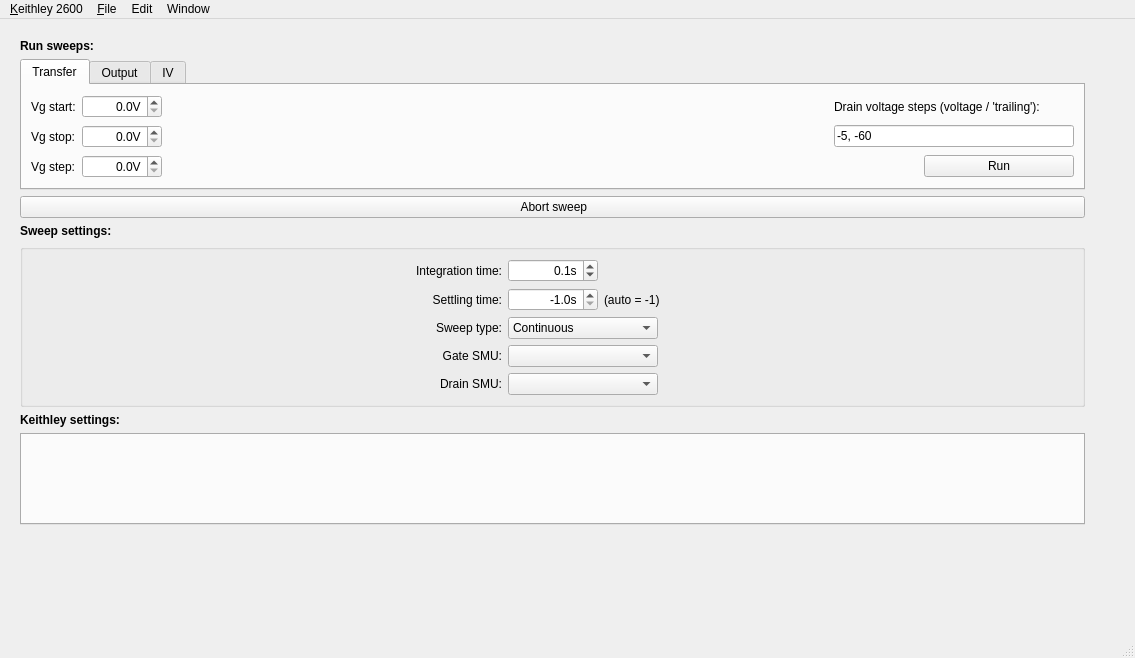
The window that keithleygui/main.ui (OE-FET/keithleygui) describes before a commit, drawn with Qt 5.
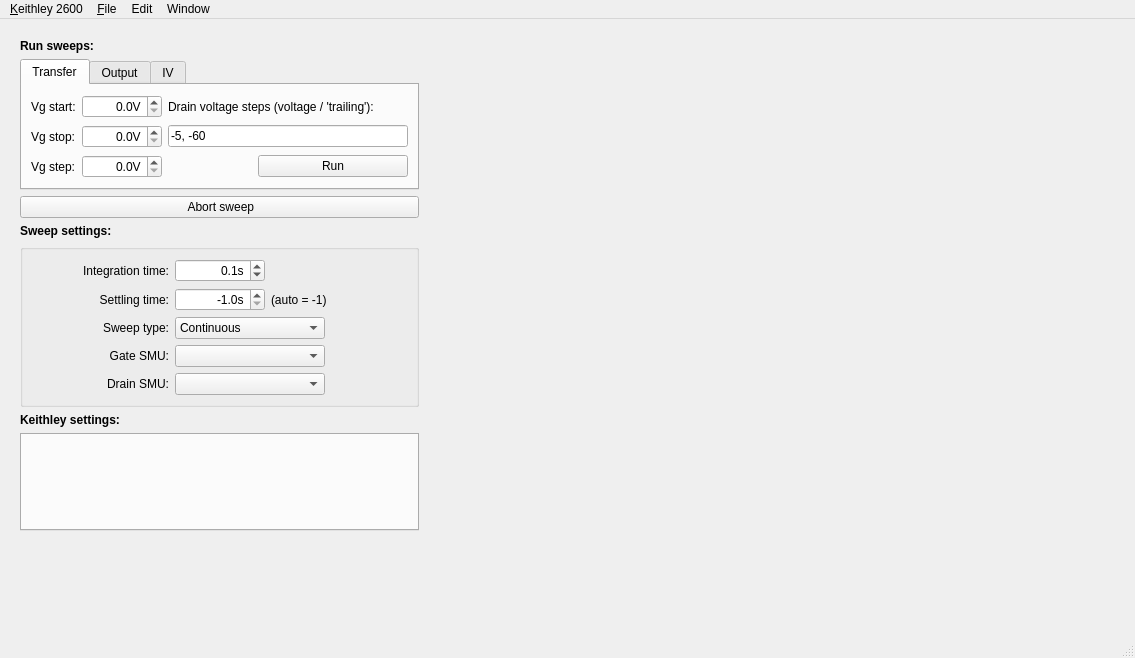
The same window after the commit. Custom widgets are drawn as their Qt base class.

```diff
--- a/keithleygui/main.ui
+++ b/keithleygui/main.ui
@@ -25,7 +25,7 @@
      <number>20</number>
     </property>
     <property name="bottomMargin">
-     <number>20</number>
+     <number>7</number>
     </property>
     <item>
      <layout class="QGridLayout" name="gridLayout">
@@ -813,10 +813,13 @@
         <property name="orientation">
          <enum>Qt::Vertical</enum>
         </property>
+        <property name="sizeType">
+         <enum>QSizePolicy::MinimumExpanding</enum>
+        </property>
         <property name="sizeHint" stdset="0">
          <size>
           <width>0</width>
-          <height>0</height>
+          <height>20</height>
          </size>
         </property>
        </spacer>
@@ -829,7 +832,7 @@
        <enum>Qt::Horizontal</enum>
       </property>
       <property name="sizeType">
-       <enum>QSizePolicy::Maximum</enum>
+       <enum>QSizePolicy::Fixed</enum>
       </property>
       <property name="sizeHint" stdset="0">
        <size>
@@ -841,9 +844,22 @@
     </item>
     <item>
      <layout class="QGridLayout" name="gridLayout2">
-      <property name="sizeConstraint">
-       <enum>QLayout::SetNoConstraint</enum>
-      </property>
+      <item row="0" column="0">
+       <spacer name="verticalSpacer">
+        <property name="orientation">
+         <enum>Qt::Vertical</enum>
+        </property>
+        <property name="sizeType">
+         <enum>QSizePolicy::Fixed</enum>
+        </property>
+        <property name="sizeHint" stdset="0">
+         <size>
+          <width>20</width>
+          <height>15</height>
+         </size>
+        </property>
+       </spacer>
+      </item>
      </layout>
     </item>
    </layout>
```
